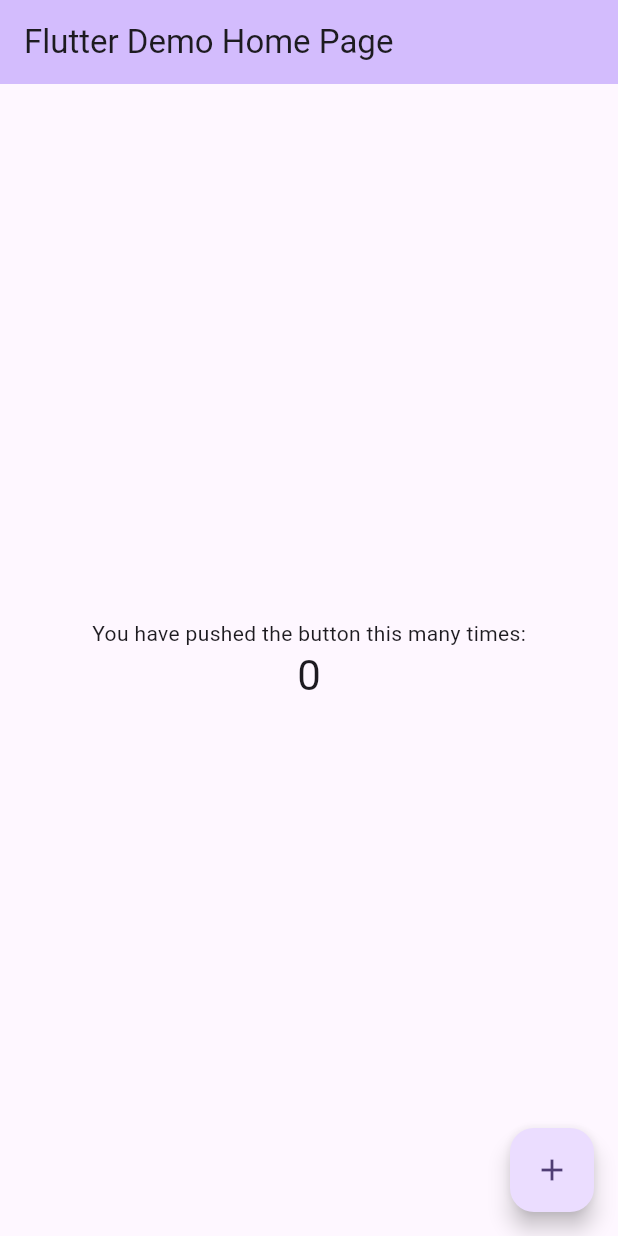
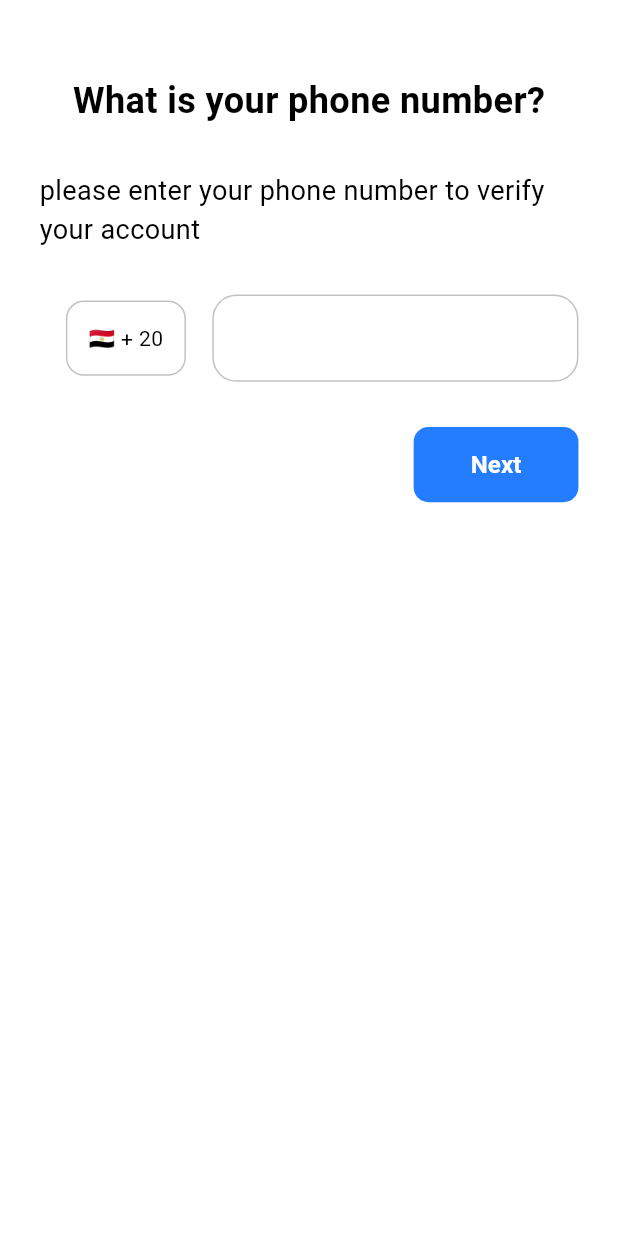
Before and after one commit to abdelrahman3003/maps, a Flutter app: the screen it shows after launch, on a phone screen of 412 x 824 dp. Run offline on Flutter 3.47's test engine with Material 3 defaults, Android fonts, the phone set to English and light mode, and no system bars; our stand-ins replace flutter_screenutil.

Commit message:
signin ui is done

```diff
--- a/lib/core/constant/routes.dart
+++ b/lib/core/constant/routes.dart
@@ -1,11 +1,13 @@
 import 'package:flutter/material.dart';
+
+import '../../features/auth/signin/presentation/view/signin_view.dart';
 
 class Routes {
   static const String sigin = '/signin';
   static Route generateRoute(RouteSettings setting) {
     switch (setting.name) {
-      // case sigin:
-      //   return MaterialPageRoute(builder: (context) => const OnboardingView());
+      case "/":
+        return MaterialPageRoute(builder: (context) => const SigninView());
 
       default:
         return MaterialPageRoute(
--- /dev/null
+++ b/lib/core/functions/generate_country_flag.dart
@@ -0,0 +1,6 @@
+String generateCountryFlag(String countrCode) {
+  return countrCode.toUpperCase().replaceAllMapped(
+        RegExp(r'[A-Z]'),
+        (match) => String.fromCharCode(match.group(0)!.codeUnitAt(0) + 127397),
+      );
+}
--- a/lib/core/theme/widget/app_button.dart
+++ b/lib/core/theme/widget/app_button.dart
@@ -5,9 +5,10 @@ import '../colors.dart';
 import '../styles.dart';
 
 class AppButton extends StatelessWidget {
-  const AppButton({super.key, this.onPressed, required this.text});
+  const AppButton({super.key, this.onPressed, required this.text, this.width});
   final void Function()? onPressed;
   final String text;
+  final double? width;
   @override
   Widget build(BuildContext context) {
     return TextButton(
@@ -15,7 +16,8 @@ class AppButton extends StatelessWidget {
         style: ButtonStyle(
             backgroundColor: WidgetStateProperty.all(AppColors.primary),
             tapTargetSize: MaterialTapTargetSize.shrinkWrap,
-            minimumSize: WidgetStateProperty.all(Size(double.infinity, 50.h)),
+            minimumSize:
+                WidgetStateProperty.all(Size(width ?? double.infinity, 50.h)),
             shape: WidgetStateProperty.all(RoundedRectangleBorder(
                 borderRadius: BorderRadius.circular(10)))),
         child: Text(
--- a/lib/core/theme/widget/app_textformfield.dart
+++ b/lib/core/theme/widget/app_textformfield.dart
@@ -12,11 +12,12 @@ class AppTextformfield extends StatelessWidget {
       this.onPressedEye,
       this.isShowPassword = false,
       this.controller,
-      this.validator, this.keyboardType});
+      this.validator,
+      this.keyboardType});
   final String? hint;
   final bool isPassword;
   final Function()? onPressedEye;
-final TextInputType? keyboardType;
+  final TextInputType? keyboardType;
   final bool isShowPassword;
   final TextEditingController? controller;
   final String? Function(String?)? validator;
@@ -26,7 +27,11 @@ final TextInputType? keyboardType;
       obscureText: isPassword ? !isShowPassword : false,
       controller: controller,
       validator: validator,
-      keyboardType:keyboardType ,
+      keyboardType: keyboardType,
+      style: TextStyle(
+        fontSize: 16.sp,
+        letterSpacing: 2.0,
+      ),
       decoration: InputDecoration(
           hintText: hint,
           hintStyle: Styles.font14greye400w,
@@ -44,7 +49,7 @@ final TextInputType? keyboardType;
           focusedErrorBorder: OutlineInputBorder(
               borderRadius: BorderRadius.circular(16),
               borderSide: const BorderSide(color: AppColors.red)),
-          filled: true,
+          filled: false,
           fillColor: AppColors.grey3,
           suffixIcon: isPassword
               ? IconButton(
--- /dev/null
+++ b/lib/features/auth/signin/presentation/view/signin_view.dart
@@ -0,0 +1,12 @@
+import 'package:flutter/material.dart';
+
+import 'package:maps/features/auth/signin/presentation/view/widget/signin_view_body.dart';
+
+class SigninView extends StatelessWidget {
+  const SigninView({super.key});
+
+  @override
+  Widget build(BuildContext context) {
+    return const Scaffold(body: SigninViewBody());
+  }
+}
--- /dev/null
+++ b/lib/features/auth/signin/presentation/view/widget/phone_number_flag.dart
@@ -0,0 +1,43 @@
+import 'package:flutter/material.dart';
+import 'package:flutter_screenutil/flutter_screenutil.dart';
+
+import '../../../../../../core/class/validation.dart';
+import '../../../../../../core/functions/generate_country_flag.dart';
+import '../../../../../../core/theme/colors.dart';
+import '../../../../../../core/theme/styles.dart';
+import '../../../../../../core/theme/widget/app_textformfield.dart';
+
+class PhoneNumberFlag extends StatelessWidget {
+  const PhoneNumberFlag({super.key});
+
+  @override
+  Widget build(BuildContext context) {
+    return Row(
+      children: [
+        Padding(
+          padding: EdgeInsets.symmetric(horizontal: 16.w),
+          child: Container(
+            height: 50.h,
+            width: 80,
+            decoration: BoxDecoration(
+                border: Border.all(
+                  color: AppColors.grey2,
+                ),
+                borderRadius: BorderRadius.circular(12)),
+            child: Center(
+              child: Text(
+                '${generateCountryFlag('eg')} + 20',
+                style: Styles.font14black400w,
+              ),
+            ),
+          ),
+        ),
+        Expanded(
+            child: AppTextformfield(
+          keyboardType: TextInputType.phone,
+          validator: (val) => FormValidator.phone(val),
+        ))
+      ],
+    );
+  }
+}
--- /dev/null
+++ b/lib/features/auth/signin/presentation/view/widget/signin_view_body.dart
@@ -0,0 +1,36 @@
+import 'package:flutter/material.dart';
+import 'package:flutter_screenutil/flutter_screenutil.dart';
+import 'package:maps/features/auth/signin/presentation/view/widget/phone_number_flag.dart';
+import '../../../../../../core/theme/styles.dart';
+import '../../../../../../core/theme/widget/app_button.dart';
+
+class SigninViewBody extends StatelessWidget {
+  const SigninViewBody({super.key});
+
+  @override
+  Widget build(BuildContext context) {
+    return Padding(
+      padding: EdgeInsets.symmetric(horizontal: 24.w, vertical: 50.h),
+      child: Column(
+        children: [
+          Text(
+            "What is your phone number?",
+            style: Styles.font24black700w,
+          ),
+          SizedBox(height: 30.h),
+          Text(
+            "please enter your phone number to verify your account",
+            style:
+                Styles.font18blackew700.copyWith(fontWeight: FontWeight.w400),
+          ),
+          SizedBox(height: 30.h),
+          const PhoneNumberFlag(),
+          SizedBox(height: 30.h),
+          Align(
+              alignment: Alignment.centerRight,
+              child: AppButton(text: "Next", width: 100.w))
+        ],
+      ),
+    );
+  }
+}
--- a/lib/main.dart
+++ b/lib/main.dart
@@ -1,125 +1,6 @@
 import 'package:flutter/material.dart';
+import 'package:maps/maps_app.dart';
 
-void main() {
-  runApp(const MyApp());
+void main(List<String> args) {
+  runApp(const MapsApp());
 }
-
-class MyApp extends StatelessWidget {
-  const MyApp({super.key});
-
-  // This widget is the root of your application.
-  @override
-  Widget build(BuildContext context) {
-    return MaterialApp(
-      title: 'Flutter Demoo',
-      theme: ThemeData(
-        // This is the theme of your application.
-        //
-        // TRY THIS: Try running your application with "flutter run". You'll see
-        // the application has a purple toolbar. Then, without quitting the app,
-        // try changing the seedColor in the colorScheme below to Colors.green
-        // and then invoke "hot reload" (save your changes or press the "hot
-        // reload" button in a Flutter-supported IDE, or press "r" if you used
-        // the command line to start the app).
-        //
-        // Notice that the counter didn't reset back to zero; the application
-        // state is not lost during the reload. To reset the state, use hot
-        // restart instead.
-        //
-        // This works for code too, not just values: Most code changes can be
-        // tested with just a hot reload.
-        colorScheme: ColorScheme.fromSeed(seedColor: Colors.deepPurple),
-        useMaterial3: true,
-      ),
-      home: const MyHomePage(title: 'Flutter Demo Home Page'),
-    );
-  }
-}
-
-class MyHomePage extends StatefulWidget {
-  const MyHomePage({super.key, required this.title});
-
-  // This widget is the home page of your application. It is stateful, meaning
-  // that it has a State object (defined below) that contains fields that affect
-  // how it looks.
-
-  // This class is the configuration for the state. It holds the values (in this
-  // case the title) provided by the parent (in this case the App widget) and
-  // used by the build method of the State. Fields in a Widget subclass are
-  // always marked "final".
-
-  final String title;
-
-  @override
-  State<MyHomePage> createState() => _MyHomePageState();
-}
-
-class _MyHomePageState extends State<MyHomePage> {
-  int _counter = 0;
-
-  void _incrementCounter() {
-    setState(() {
-      // This call to setState tells the Flutter framework that something has
-      // changed in this State, which causes it to rerun the build method below
-      // so that the display can reflect the updated values. If we changed
-      // _counter without calling setState(), then the build method would not be
-      // called again, and so nothing would appear to happen.
-      _counter++;
-    });
-  }
-
-  @override
-  Widget build(BuildContext context) {
-    // This method is rerun every time setState is called, for instance as done
-    // by the _incrementCounter method above.
-    //
-    // The Flutter framework has been optimized to make rerunning build methods
-    // fast, so that you can just rebuild anything that needs updating rather
-    // than having to individually change instances of widgets.
-    return Scaffold(
-      appBar: AppBar(
-        // TRY THIS: Try changing the color here to a specific color (to
-        // Colors.amber, perhaps?) and trigger a hot reload to see the AppBar
-        // change color while the other colors stay the same.
-        backgroundColor: Theme.of(context).colorScheme.inversePrimary,
-        // Here we take the value from the MyHomePage object that was created by
-        // the App.build method, and use it to set our appbar title.
-        title: Text(widget.title),
-      ),
-      body: Center(
-        // Center is a layout widget. It takes a single child and positions it
-        // in the middle of the parent.
-        child: Column(
-          // Column is also a layout widget. It takes a list of children and
-          // arranges them vertically. By default, it sizes itself to fit its
-          // children horizontally, and tries to be as tall as its parent.
-          //
-          // Column has various properties to control how it sizes itself and
-          // how it positions its children. Here we use mainAxisAlignment to
-          // center the children vertically; the main axis here is the vertical
-          // axis because Columns are vertical (the cross axis would be
-          // horizontal).
-          //
-          // TRY THIS: Invoke "debug painting" (choose the "Toggle Debug Paint"
-          // action in the IDE, or press "p" in the console), to see the
-          // wireframe for each widget.
-          mainAxisAlignment: MainAxisAlignment.center,
-          children: <Widget>[
-            const Text(
-              'You have pushed the button this many times:',
-            ),
-            Text(
-              '$_counter',
-              style: Theme.of(context).textTheme.headlineMedium,
-            ),
-          ],
-        ),
-      ),
-      floatingActionButton: FloatingActionButton(
-        onPressed: _incrementCounter,
-        tooltip: 'Increment',
-        child: const Icon(Icons.add),
-      ), // This trailing comma makes auto-formatting nicer for build methods.
-    );
-  }
-}
--- /dev/null
+++ b/lib/maps_app.dart
@@ -0,0 +1,34 @@
+import 'package:flutter/material.dart';
+import 'package:flutter_screenutil/flutter_screenutil.dart';
+
+import 'core/constant/routes.dart';
+import 'core/theme/colors.dart';
+
+class MapsApp extends StatelessWidget {
+  const MapsApp({super.key});
+
+  @override
+  Widget build(BuildContext context) {
+    return ScreenUtilInit(
+        designSize: const Size(375, 821),
+        minTextAdapt: true,
+        splitScreenMode: true,
+        // Use builder only if you need to use library outside ScreenUtilInit context
+        builder: (_, child) {
+          return MaterialApp(
+            debugShowCheckedModeBanner: false,
+            theme: ThemeData(
+              checkboxTheme: CheckboxThemeData(
+                side: BorderSide(
+                    color: AppColors.grey2, // Border color
+                    width: 2.w // Border width
+                    ),
+              ),
+              primaryColor: AppColors.primary,
+              scaffoldBackgroundColor: AppColors.white,
+            ),
+            onGenerateRoute: Routes.generateRoute,
+          );
+        });
+  }
+}
```
Also changed, not shown: lib/core/class/validation.dart (added, +117 -0 lines), pubspec.yaml (+1 -6 lines), pubspec.lock, 1 other file.
